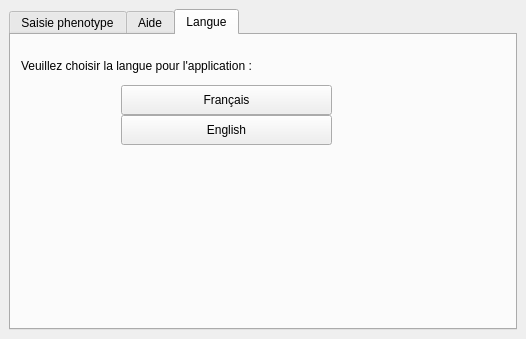
Old version of the form fenetre_avec_menu.ui in the repository Onijuuichi/CHU-Biotech86.
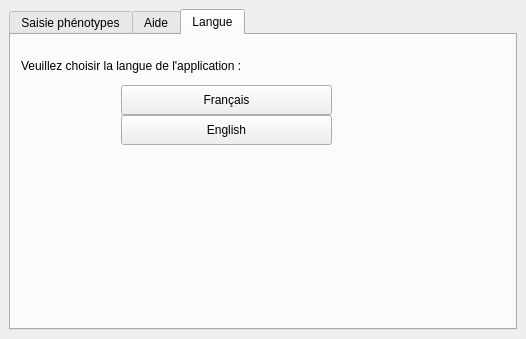
New version of the form. The open tabs and pages were chosen to show the change.

Diff of the .ui file:
```diff
--- a/fenetre_avec_menu.ui
+++ b/fenetre_avec_menu.ui
@@ -22,7 +22,7 @@
       </property>
       <widget class="QWidget" name="tab_phenotype">
        <attribute name="title">
-        <string>Saisie phenotype</string>
+        <string>Saisie phénotypes</string>
        </attribute>
        <layout class="QGridLayout" name="gridLayout_2">
         <item row="1" column="0" colspan="2">
@@ -263,7 +263,7 @@
          </rect>
         </property>
         <property name="text">
-         <string>Veuillez choisir la langue pour l'application :</string>
+         <string>Veuillez choisir la langue de l'application :</string>
         </property>
        </widget>
        <widget class="QPushButton" name="francaisButton">
```
